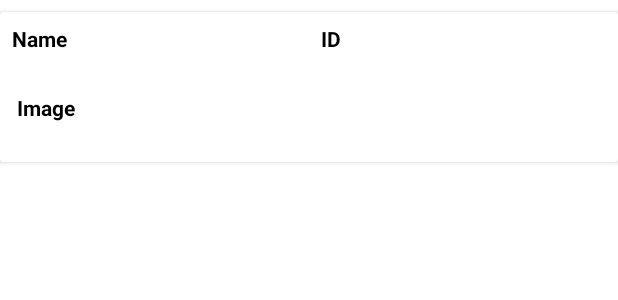
After one commit to um41r254/starting_again, an Android app: the layout delete_layout.xml on its own in the app's theme, with its tools: preview values and no code run, on a phone screen of 412 x 824 dp. The commit adds this screen. Shown: the top 300 px of the screen. Run offline under Robolectric (Android 15) with nearby library versions, the phone set to English and light mode, and no system bars.

Commit message:
del ok post ok  update !

```diff
--- a/app/src/main/java/com/mid_banchers/starting_again/RecycleAdapter.java
+++ b/app/src/main/java/com/mid_banchers/starting_again/RecycleAdapter.java
@@ -58,6 +58,10 @@ binding = BrandBinding.inflate(LayoutInflater.from(parent.getContext()),parent,f
         }
     }
     public void getdata(List<String> data1 ,List<String> data2 ,List<String> data3){
+        id.clear();
+        image.clear();
+        name.clear();
+
         id.addAll(data1);
         image.addAll(data2);
         name.addAll(data3);
--- a/app/src/main/java/com/mid_banchers/starting_again/RecycleDirectAdapter.java
+++ b/app/src/main/java/com/mid_banchers/starting_again/RecycleDirectAdapter.java
@@ -35,7 +35,7 @@ public class RecycleDirectAdapter extends RecyclerView.Adapter<RecycleDirectAdap
     public ViewHolderDirect onCreateViewHolder(@NonNull ViewGroup parent, int viewType) {
         BrandBinding view = BrandBinding.inflate(LayoutInflater.from(parent.getContext()) , parent , false);
 //        View view = LayoutInflater.from(parent.getContext()).inflate(R.layout.brand, parent, false);
-        return new ViewHolderDirect(view);
+        return new ViewHolderDirect(view); // holder name
     }
 
     @Override
@@ -98,7 +98,7 @@ public class RecycleDirectAdapter extends RecyclerView.Adapter<RecycleDirectAdap
 //                                   if (which==1){
 //                                       Toast.makeText(context, "dsd", Toast.LENGTH_SHORT).show();
 //                                   }
-//                               }
+//                                }
 //                           });popUp.show();
                     ShowingStringBinding showingStringBinding;
                     showingStringBinding= ShowingStringBinding.inflate(LayoutInflater.from(context));
--- a/app/src/main/java/com/mid_banchers/starting_again/RecycleImplement.java
+++ b/app/src/main/java/com/mid_banchers/starting_again/RecycleImplement.java
@@ -52,6 +52,7 @@ public class RecycleImplement extends AppCompatActivity {
                         listImage.clear();
                         listID.clear();
 
+
                         for (QueryDocumentSnapshot ds : value) {
                             listName.add(ds.getString("brandName"));
                             listImage.add(ds.getString("image"));
@@ -62,6 +63,8 @@ public class RecycleImplement extends AppCompatActivity {
                     Toast.makeText(RecycleImplement.this, "Fetched", Toast.LENGTH_SHORT).show();
                     adapter.getData(listID, listImage, listName);
 
+
+
                 });
 
     }
--- /dev/null
+++ b/app/src/main/res/layout/delete_layout.xml
@@ -0,0 +1,110 @@
+<?xml version="1.0" encoding="utf-8"?>
+<androidx.constraintlayout.widget.ConstraintLayout xmlns:android="http://schemas.android.com/apk/res/android"
+    xmlns:app="http://schemas.android.com/apk/res-auto"
+    xmlns:tools="http://schemas.android.com/tools"
+    android:layout_width="match_parent"
+    android:layout_height="wrap_content">
+
+    <androidx.cardview.widget.CardView
+        android:id="@+id/data"
+        android:layout_width="0dp"
+        android:layout_height="100dp"
+        android:layout_marginTop="8dp"
+        android:layout_marginBottom="8dp"
+        app:layout_constraintBottom_toBottomOf="parent"
+        app:layout_constraintEnd_toEndOf="parent"
+        app:layout_constraintStart_toStartOf="parent"
+        app:layout_constraintTop_toTopOf="parent">
+
+        <androidx.constraintlayout.widget.ConstraintLayout
+            android:layout_width="match_parent"
+            android:layout_height="match_parent">
+
+            <TextView
+                android:id="@+id/idD"
+                android:layout_width="wrap_content"
+                android:layout_height="wrap_content"
+                android:textAlignment="center"
+                android:textAllCaps="false"
+                app:layout_constraintBottom_toBottomOf="@+id/idT"
+                app:layout_constraintEnd_toEndOf="parent"
+                app:layout_constraintHorizontal_bias="0.25"
+                app:layout_constraintStart_toEndOf="@+id/idT"
+                app:layout_constraintTop_toTopOf="@+id/idT" />
+
+            <TextView
+                android:id="@+id/idT"
+                android:layout_width="wrap_content"
+                android:layout_height="wrap_content"
+                android:layout_marginStart="8dp"
+                android:layout_marginTop="8dp"
+                android:text="ID"
+                android:textAlignment="center"
+                android:textColor="#000000"
+                android:textStyle="bold"
+                app:layout_constraintBottom_toBottomOf="@+id/nameD"
+                app:layout_constraintStart_toEndOf="@id/guideline2"
+                app:layout_constraintTop_toTopOf="parent" />
+
+            <TextView
+                android:id="@+id/imgD"
+                android:layout_width="wrap_content"
+                android:layout_height="40dp"
+                android:textAlignment="center"
+                app:layout_constraintBottom_toBottomOf="parent"
+                app:layout_constraintEnd_toEndOf="parent"
+                app:layout_constraintHorizontal_bias="0.18"
+                app:layout_constraintStart_toEndOf="@+id/imgT"
+                app:layout_constraintTop_toBottomOf="@+id/nameD" />
+
+            <TextView
+                android:id="@+id/nameT"
+                android:layout_width="wrap_content"
+                android:layout_height="wrap_content"
+                android:layout_marginStart="8dp"
+                android:layout_marginTop="8dp"
+                android:text="Name"
+                android:textAlignment="center"
+                android:textColor="#000000"
+                android:textStyle="bold"
+                app:layout_constraintStart_toStartOf="parent"
+                app:layout_constraintTop_toTopOf="parent" />
+
+            <TextView
+                android:id="@+id/imgT"
+                android:layout_width="wrap_content"
+                android:layout_height="wrap_content"
+                android:layout_marginStart="8dp"
+                android:layout_marginTop="8dp"
+                android:layout_marginBottom="8dp"
+                android:text="Image"
+                android:textAlignment="center"
+                android:textColor="#000000"
+                android:textStyle="bold"
+                app:layout_constraintBottom_toBottomOf="parent"
+                app:layout_constraintEnd_toEndOf="@+id/nameT"
+                app:layout_constraintStart_toStartOf="@+id/nameT"
+                app:layout_constraintTop_toBottomOf="@+id/nameT" />
+
+            <TextView
+                android:id="@+id/nameD"
+                android:layout_width="wrap_content"
+                android:layout_height="wrap_content"
+                android:layout_marginStart="50dp"
+                android:textAlignment="center"
+                android:textSize="14sp"
+                app:layout_constraintBottom_toBottomOf="@+id/nameT"
+                app:layout_constraintStart_toEndOf="@+id/nameT"
+                app:layout_constraintTop_toTopOf="@+id/nameT" />
+
+            <androidx.constraintlayout.widget.Guideline
+                android:id="@+id/guideline2"
+                android:layout_width="wrap_content"
+                android:layout_height="wrap_content"
+                android:orientation="vertical"
+                app:layout_constraintGuide_percent=".5" />
+
+        </androidx.constraintlayout.widget.ConstraintLayout>
+    </androidx.cardview.widget.CardView>
+
+</androidx.constraintlayout.widget.ConstraintLayout>
```
Also changed, not shown: app/src/main/AndroidManifest.xml (+4 -5 lines), app/src/main/java/com/mid_banchers/starting_again/AddData.java (+13 -1 lines), app/src/main/java/com/mid_banchers/starting_again/DeletePage.java (added, +77 -0 lines), app/src/main/java/com/mid_banchers/starting_again/DeleteRecycle.java (added, +133 -0 lines), app/src/main/java/com/mid_banchers/starting_again/MainActivity.java (+14 -3 lines), app/src/main/res/layout/activity_add_data.xml (+14 -1 lines), app/src/main/res/layout/activity_delete_page.xml (added, +17 -0 lines).
